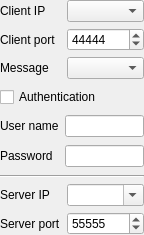
x-tools-author/x-tools, file Source/Tools/ToolsUI/xToolsSocketClientToolUi.ui: the form before one commit.
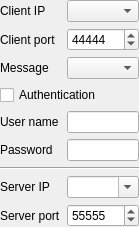
The form after the commit. Custom widgets are drawn as their Qt base class.

Commit message: chore: do something make ui beautiful

Patch:
```diff
--- a/Source/Tools/ToolsUI/xToolsSocketClientToolUi.ui
+++ b/Source/Tools/ToolsUI/xToolsSocketClientToolUi.ui
@@ -6,8 +6,8 @@
    <rect>
     <x>0</x>
     <y>0</y>
-    <width>144</width>
-    <height>235</height>
+    <width>115</width>
+    <height>205</height>
    </rect>
   </property>
   <property name="windowTitle">
@@ -26,59 +26,6 @@
    <property name="bottomMargin">
     <number>0</number>
    </property>
-   <item row="2" column="1">
-    <widget class="xToolsSpinBox" name="spinBoxClientPort">
-     <property name="maximum">
-      <number>65535</number>
-     </property>
-     <property name="value">
-      <number>44444</number>
-     </property>
-    </widget>
-   </item>
-   <item row="9" column="1">
-    <widget class="xToolsIpComboBox" name="comboBoxServerAddress">
-     <property name="sizePolicy">
-      <sizepolicy hsizetype="Ignored" vsizetype="Fixed">
-       <horstretch>0</horstretch>
-       <verstretch>0</verstretch>
-      </sizepolicy>
-     </property>
-     <property name="editable">
-      <bool>true</bool>
-     </property>
-     <property name="sizeAdjustPolicy">
-      <enum>QComboBox::AdjustToContents</enum>
-     </property>
-    </widget>
-   </item>
-   <item row="3" column="1">
-    <widget class="xToolsWebSocketMessageTypeComboBox" name="comboBoxMessageType">
-     <property name="sizeAdjustPolicy">
-      <enum>QComboBox::AdjustToContents</enum>
-     </property>
-    </widget>
-   </item>
-   <item row="8" column="0" colspan="2">
-    <widget class="Line" name="line">
-     <property name="orientation">
-      <enum>Qt::Horizontal</enum>
-     </property>
-    </widget>
-   </item>
-   <item row="1" column="0">
-    <widget class="QLabel" name="label">
-     <property name="sizePolicy">
-      <sizepolicy hsizetype="Fixed" vsizetype="Preferred">
-       <horstretch>0</horstretch>
-       <verstretch>0</verstretch>
-      </sizepolicy>
-     </property>
-     <property name="text">
-      <string>Client IP</string>
-     </property>
-    </widget>
-   </item>
    <item row="3" column="0">
     <widget class="QLabel" name="labelMessageType">
      <property name="sizePolicy">
@@ -92,42 +39,27 @@
      </property>
     </widget>
    </item>
-   <item row="10" column="0">
-    <widget class="QLabel" name="label_4">
+   <item row="1" column="1">
+    <widget class="xToolsIpComboBox" name="comboBoxClientAddress">
      <property name="sizePolicy">
-      <sizepolicy hsizetype="Fixed" vsizetype="Preferred">
+      <sizepolicy hsizetype="Ignored" vsizetype="Fixed">
        <horstretch>0</horstretch>
        <verstretch>0</verstretch>
       </sizepolicy>
      </property>
-     <property name="text">
-      <string>Server port</string>
+     <property name="sizeAdjustPolicy">
+      <enum>QComboBox::AdjustToContents</enum>
      </property>
     </widget>
    </item>
    <item row="4" column="0" colspan="2">
-    <widget class="QWidget" name="widgetAuthentication" native="true">
-     <layout class="QGridLayout" name="gridLayout_4">
-      <property name="leftMargin">
-       <number>0</number>
-      </property>
-      <property name="topMargin">
-       <number>0</number>
-      </property>
-      <property name="rightMargin">
-       <number>0</number>
-      </property>
-      <property name="bottomMargin">
-       <number>0</number>
-      </property>
-      <item row="0" column="1" colspan="2">
        <widget class="xToolsCheckBox" name="checkBoxAuthentication">
         <property name="text">
          <string>Authentication</string>
         </property>
        </widget>
       </item>
-      <item row="1" column="2">
+   <item row="5" column="1">
        <widget class="xToolsLineEdit" name="lineEditUserName">
         <property name="sizePolicy">
          <sizepolicy hsizetype="Preferred" vsizetype="Fixed">
@@ -137,21 +69,79 @@
         </property>
        </widget>
       </item>
-      <item row="1" column="1">
-       <widget class="QLabel" name="label_6">
+   <item row="3" column="1">
+    <widget class="xToolsWebSocketMessageTypeComboBox" name="comboBoxMessageType">
+     <property name="sizeAdjustPolicy">
+      <enum>QComboBox::AdjustToContents</enum>
+     </property>
+    </widget>
+   </item>
+   <item row="11" column="1">
+    <widget class="xToolsIpComboBox" name="comboBoxServerAddress">
+     <property name="sizePolicy">
+      <sizepolicy hsizetype="Ignored" vsizetype="Fixed">
+       <horstretch>0</horstretch>
+       <verstretch>0</verstretch>
+      </sizepolicy>
+     </property>
+     <property name="editable">
+      <bool>true</bool>
+     </property>
+     <property name="sizeAdjustPolicy">
+      <enum>QComboBox::AdjustToContents</enum>
+     </property>
+    </widget>
+   </item>
+   <item row="12" column="0">
+    <widget class="QLabel" name="label_4">
+     <property name="sizePolicy">
+      <sizepolicy hsizetype="Fixed" vsizetype="Preferred">
+       <horstretch>0</horstretch>
+       <verstretch>0</verstretch>
+      </sizepolicy>
+     </property>
         <property name="text">
-         <string>User name</string>
+      <string>Server port</string>
         </property>
        </widget>
       </item>
       <item row="2" column="1">
-       <widget class="QLabel" name="label_7">
+    <widget class="xToolsSpinBox" name="spinBoxClientPort">
+     <property name="maximum">
+      <number>65535</number>
+     </property>
+     <property name="value">
+      <number>44444</number>
+     </property>
+    </widget>
+   </item>
+   <item row="12" column="1">
+    <widget class="xToolsSpinBox" name="spinBoxServerPort">
+     <property name="maximum">
+      <number>65535</number>
+     </property>
+     <property name="singleStep">
+      <number>1</number>
+     </property>
+     <property name="value">
+      <number>55555</number>
+     </property>
+    </widget>
+   </item>
+   <item row="6" column="0">
+    <widget class="QLabel" name="labelUserPassword">
+     <property name="sizePolicy">
+      <sizepolicy hsizetype="Fixed" vsizetype="Preferred">
+       <horstretch>0</horstretch>
+       <verstretch>0</verstretch>
+      </sizepolicy>
+     </property>
         <property name="text">
          <string>Password</string>
         </property>
        </widget>
       </item>
-      <item row="2" column="2">
+   <item row="6" column="1">
        <widget class="xToolsLineEdit" name="lineEditPassword">
         <property name="sizePolicy">
          <sizepolicy hsizetype="Preferred" vsizetype="Fixed">
@@ -161,7 +151,17 @@
         </property>
        </widget>
       </item>
-     </layout>
+   <item row="5" column="0">
+    <widget class="QLabel" name="labelUserName">
+     <property name="sizePolicy">
+      <sizepolicy hsizetype="Fixed" vsizetype="Preferred">
+       <horstretch>0</horstretch>
+       <verstretch>0</verstretch>
+      </sizepolicy>
+     </property>
+     <property name="text">
+      <string>User name</string>
+     </property>
     </widget>
    </item>
    <item row="2" column="0">
@@ -177,33 +177,20 @@
      </property>
     </widget>
    </item>
-   <item row="10" column="1">
-    <widget class="xToolsSpinBox" name="spinBoxServerPort">
-     <property name="maximum">
-      <number>65535</number>
-     </property>
-     <property name="singleStep">
-      <number>1</number>
-     </property>
-     <property name="value">
-      <number>55555</number>
-     </property>
-    </widget>
-   </item>
-   <item row="1" column="1">
-    <widget class="xToolsIpComboBox" name="comboBoxClientAddress">
+   <item row="1" column="0">
+    <widget class="QLabel" name="label">
      <property name="sizePolicy">
-      <sizepolicy hsizetype="Ignored" vsizetype="Fixed">
+      <sizepolicy hsizetype="Fixed" vsizetype="Preferred">
        <horstretch>0</horstretch>
        <verstretch>0</verstretch>
       </sizepolicy>
      </property>
-     <property name="sizeAdjustPolicy">
-      <enum>QComboBox::AdjustToContents</enum>
+     <property name="text">
+      <string>Client IP</string>
      </property>
     </widget>
    </item>
-   <item row="9" column="0">
+   <item row="11" column="0">
     <widget class="QLabel" name="label_3">
      <property name="sizePolicy">
       <sizepolicy hsizetype="Fixed" vsizetype="Preferred">
@@ -216,6 +203,13 @@
      </property>
     </widget>
    </item>
+   <item row="10" column="0" colspan="2">
+    <widget class="Line" name="line">
+     <property name="orientation">
+      <enum>Qt::Horizontal</enum>
+     </property>
+    </widget>
+   </item>
   </layout>
  </widget>
  <customwidgets>
```
Lines whose indentation alone changed are shown as unchanged. The commit also changes 1 other file.
